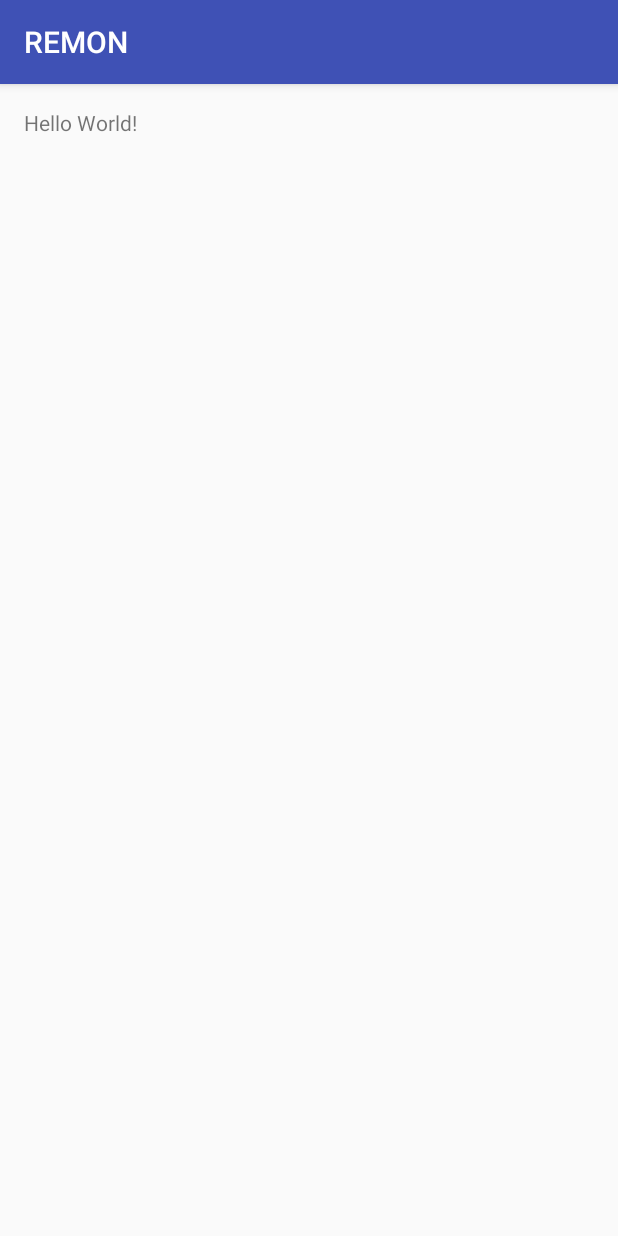
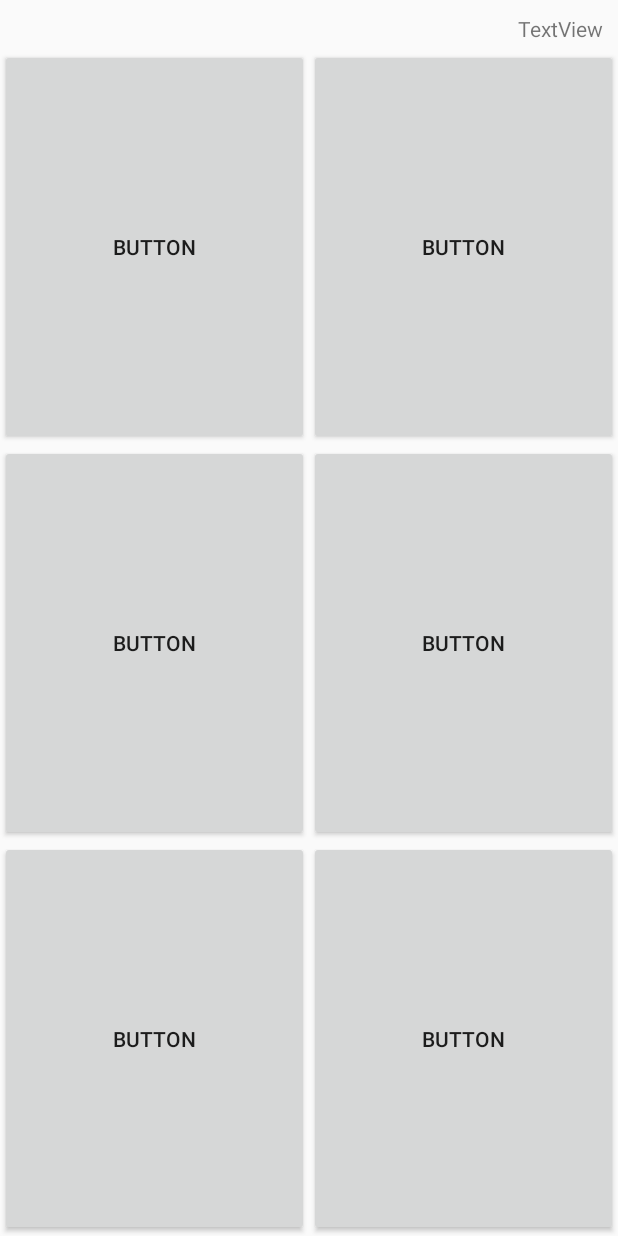
Before and after one commit to joonas-yoon/REMON, an Android app: the screen it shows after launch (MainActivity before the commit, MenuActivity after it), on a phone screen of 412 x 824 dp. Run offline under Robolectric (Android 15) with nearby library versions, the phone set to English and light mode, and no system bars.

Commit message:
Add Button listeners & Finish m119 (#3)

```diff
--- a/app/src/main/java/com/remon/MainActivity.java
+++ b/app/src/main/java/com/remon/MenuSelectedPages/InfoActivity.java
@@ -1,16 +1,15 @@
-package com.remon;
+package com.remon.MenuSelectedPages;
 
 import android.support.v7.app.AppCompatActivity;
 import android.os.Bundle;
 
-public class MainActivity extends AppCompatActivity {
+import com.remon.R;
 
+public class InfoActivity extends AppCompatActivity {
+    //사용자 정보
     @Override
     protected void onCreate(Bundle savedInstanceState) {
         super.onCreate(savedInstanceState);
-        setContentView(R.layout.activity_main);
-
-        String test;
-
+        setContentView(R.layout.activity_info);
     }
 }
--- /dev/null
+++ b/app/src/main/java/com/remon/StartPages/MenuActivity.java
@@ -0,0 +1,82 @@
+package com.remon.StartPages;
+
+import android.content.Intent;
+import android.net.Uri;
+import android.os.Bundle;
+import android.support.v7.app.AppCompatActivity;
+import android.view.View;
+import android.widget.Button;
+
+import com.remon.MenuSelectedPages.InfoActivity;
+import com.remon.MenuSelectedPages.MapActivity;
+import com.remon.MenuSelectedPages.Medical_SearchActivity;
+import com.remon.R;
+
+public class MenuActivity extends AppCompatActivity {
+
+    @Override
+    protected void onCreate(Bundle savedInstanceState) {
+        super.onCreate(savedInstanceState);
+        setContentView(R.layout.activity_menu);
+
+        Button mbtn_Info = (Button)findViewById(R.id.btn_info); //사용자 정보
+        Button mbtn_ambul = (Button)findViewById(R.id.btn_ambul); //응급실 정보
+        Button mbtn_m119 = (Button)findViewById(R.id.btn_m119); //119에 문자
+        Button mbtn_med_search = (Button)findViewById(R.id.btn_med_search);//병원, 약국 검색
+        Button mbtn_c119 = (Button)findViewById(R.id.btn_c119); //119에 전화
+        Button mbtn_mEmerg = (Button)findViewById(R.id.btn_mEmerg); //지인 긴급 문자
+
+
+        mbtn_Info.setOnClickListener(new View.OnClickListener() {//사용자 정보
+            @Override
+            public void onClick(View view) {
+                Intent intent = new Intent(MenuActivity.this, InfoActivity.class);
+                startActivity(intent);
+
+            }
+        });
+
+        mbtn_ambul.setOnClickListener(new View.OnClickListener() {//응급실 정보
+            @Override
+            public void onClick(View view) {
+                Intent intent = new Intent(MenuActivity.this, MapActivity.class);
+                intent.putExtra("page_id", "ambul");
+                startActivity(intent);
+            }
+        });
+        mbtn_m119.setOnClickListener(new View.OnClickListener() {//119에 문자
+            @Override
+            public void onClick(View view) {
+                Intent intent = new Intent(MenuActivity.this, InfoActivity.class);
+                intent.putExtra("page_id", "m119");
+                startActivity(intent);
+            }
+        });
+        mbtn_med_search.setOnClickListener(new View.OnClickListener() {//병원, 약국 검색
+            @Override
+            public void onClick(View view) {
+                Intent intent = new Intent(MenuActivity.this, Medical_SearchActivity.class);
+                startActivity(intent);
+            }
+        });
+        mbtn_c119.setOnClickListener(new View.OnClickListener() {//119에 전화
+            @Override
+            public void onClick(View view) {
+                Intent intent = new Intent(Intent.ACTION_VIEW, Uri.parse("tel:119"));
+                startActivity(intent);
+            }
+        });
+        mbtn_mEmerg.setOnClickListener(new View.OnClickListener() {//지인 긴급 문자
+            @Override
+            public void onClick(View view) {
+                Intent intent = new Intent(MenuActivity.this, MapActivity.class);
+                intent.putExtra("page_id", "mEmerg");
+                startActivity(intent);
+            }
+        });
+
+
+
+
+    }
+}
--- a/app/src/main/res/layout/activity_main.xml
+++ b/app/src/main/res/layout/activity_medical__search.xml
@@ -2,17 +2,13 @@
 <RelativeLayout
     xmlns:android="http://schemas.android.com/apk/res/android"
     xmlns:tools="http://schemas.android.com/tools"
-    android:id="@+id/activity_main"
+    android:id="@+id/activity_medical__search"
     android:layout_width="match_parent"
     android:layout_height="match_parent"
     android:paddingBottom="@dimen/activity_vertical_margin"
     android:paddingLeft="@dimen/activity_horizontal_margin"
     android:paddingRight="@dimen/activity_horizontal_margin"
     android:paddingTop="@dimen/activity_vertical_margin"
-    tools:context="com.remon.MainActivity">
+    tools:context="com.remon.MenuSelectedPages.Medical_SearchActivity">
 
-    <TextView
-        android:layout_width="wrap_content"
-        android:layout_height="wrap_content"
-        android:text="Hello World!"/>
 </RelativeLayout>
--- /dev/null
+++ b/app/src/main/res/layout/activity_menu.xml
@@ -0,0 +1,93 @@
+<?xml version="1.0" encoding="utf-8"?>
+<RelativeLayout
+    xmlns:android="http://schemas.android.com/apk/res/android"
+    xmlns:tools="http://schemas.android.com/tools"
+    android:id="@+id/activity_main"
+    android:layout_width="match_parent"
+    android:layout_height="match_parent"
+    tools:context="com.remon.StartPages.MenuActivity"
+    android:layout_marginTop="5dp"
+    >
+
+    <TextView
+        android:text="TextView"
+        android:layout_width="wrap_content"
+        android:layout_height="wrap_content"
+        android:id="@+id/message_textView"
+        android:layout_alignParentRight="true"
+        android:layout_marginTop="4dp"
+        android:layout_marginBottom="4dp"
+        android:layout_marginRight="10dp"/>
+
+    <LinearLayout
+        android:orientation="vertical"
+        android:layout_width="match_parent"
+        android:layout_height="match_parent"
+        android:weightSum="3"
+        android:layout_below="@+id/message_textView">
+
+        <LinearLayout
+            android:orientation="horizontal"
+            android:layout_width="match_parent"
+            android:layout_height="match_parent"
+            android:layout_weight="1">
+
+            <Button
+                android:text="Button"
+                android:layout_width="match_parent"
+                android:layout_height="match_parent"
+                android:id="@+id/btn_info"
+                android:layout_weight="1"/>
+
+            <Button
+                android:text="Button"
+                android:layout_width="match_parent"
+                android:layout_height="match_parent"
+                android:id="@+id/btn_ambul"
+                android:layout_weight="1"/>
+        </LinearLayout>
+
+        <LinearLayout
+            android:orientation="horizontal"
+            android:layout_width="match_parent"
+            android:layout_height="match_parent"
+            android:layout_weight="1">
+
+            <Button
+                android:text="Button"
+                android:layout_width="match_parent"
+                android:layout_height="match_parent"
+                android:id="@+id/btn_m119"
+                android:layout_weight="1"/>
+
+            <Button
+                android:text="Button"
+                android:layout_height="match_parent"
+                android:id="@+id/btn_med_search"
+                android:layout_weight="1"
+                android:layout_width="match_parent"/>
+        </LinearLayout>
+
+        <LinearLayout
+            android:orientation="horizontal"
+            android:layout_width="match_parent"
+            android:layout_height="match_parent"
+            android:layout_weight="1">
+
+            <Button
+                android:text="Button"
+                android:layout_width="match_parent"
+                android:layout_height="match_parent"
+                android:id="@+id/btn_c119"
+                android:layout_weight="1"/>
+
+            <Button
+                android:text="Button"
+                android:layout_width="match_parent"
+                android:layout_height="match_parent"
+                android:id="@+id/btn_mEmerg"
+                android:layout_weight="1"/>
+        </LinearLayout>
+    </LinearLayout>
+
+</RelativeLayout>
--- a/app/src/main/res/values/styles.xml
+++ b/app/src/main/res/values/styles.xml
@@ -1,7 +1,7 @@
 <resources>
 
     <!-- Base application theme. -->
-    <style name="AppTheme" parent="Theme.AppCompat.Light.DarkActionBar">
+    <style name="AppTheme" parent="Theme.AppCompat.Light.NoActionBar">
         <!-- Customize your theme here. -->
         <item name="colorPrimary">@color/colorPrimary</item>
         <item name="colorPrimaryDark">@color/colorPrimaryDark</item>
```
Also changed, not shown: app/src/main/AndroidManifest.xml (+7 -1 lines), app/src/main/java/com/remon/MenuSelectedPages/MapActivity.java (added, +15 -0 lines), app/src/main/java/com/remon/MenuSelectedPages/Medical_SearchActivity.java (added, +15 -0 lines), app/src/main/res/layout/activity_info.xml (added, +14 -0 lines), app/src/main/res/layout/activity_map.xml (added, +14 -0 lines).
